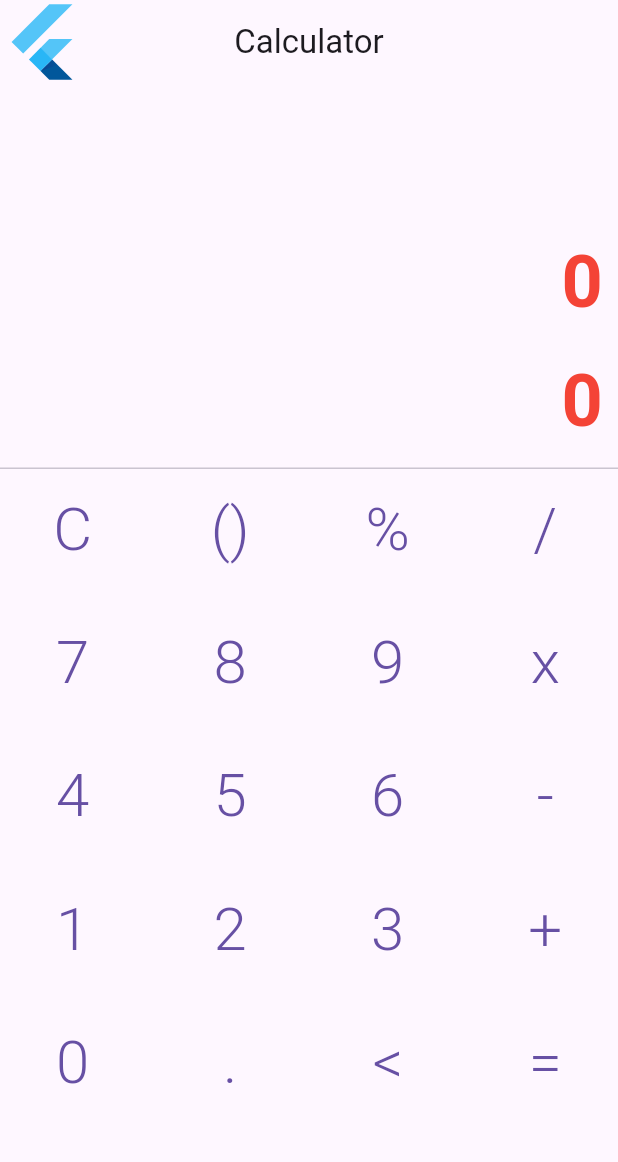
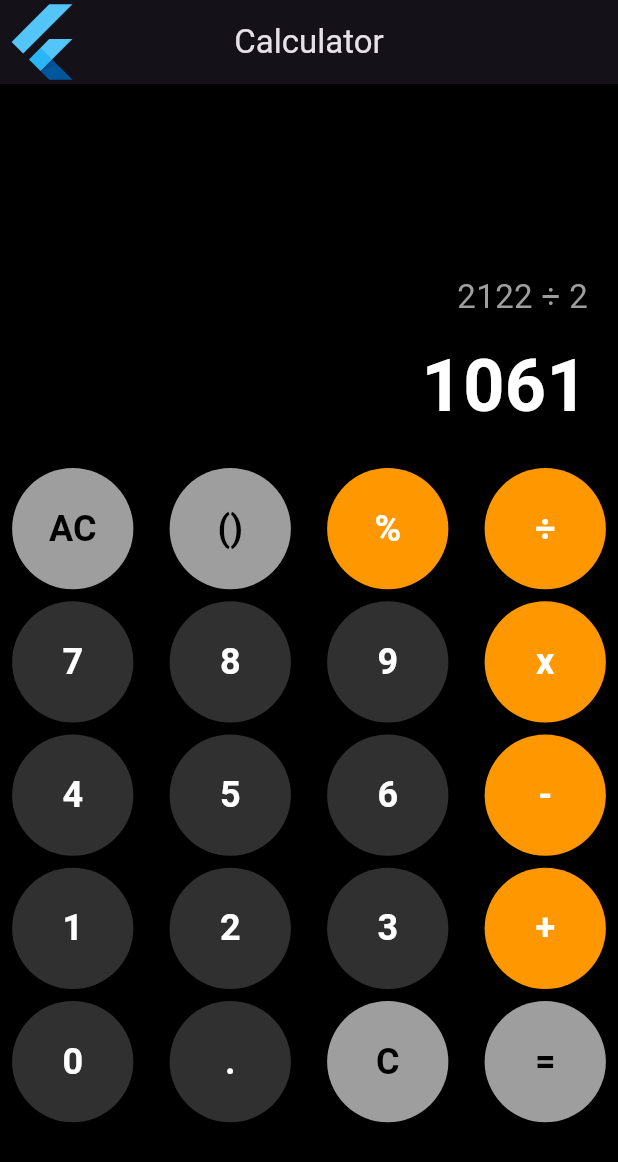
Before and after one commit to SaidurRahman1004/FlutterProjects, a Flutter app: the screen it shows after launch, on a phone screen of 412 x 824 dp. Shown: the top 1162 px of the screen. Run offline on Flutter 3.47's test engine with Material 3 defaults, Android fonts, the phone set to English and light mode, and no system bars; our stand-ins replace font_awesome_flutter, google_fonts; key blocks and very long unbroken strings in the code were emptied for the run.

```diff
--- /dev/null
+++ b/lib/Calculator App/buttonFunctions.dart
@@ -0,0 +1,41 @@
+import 'package:flutter/cupertino.dart';
+import 'package:flutter/material.dart';
+
+class CalcButton {
+  final String label;
+  final String type; // number, operator, action
+  CalcButton(this.label, this.type);
+}
+
+// Best Organized Button List
+final List<CalcButton> calculatorButtons = [
+  // Row 1
+  CalcButton("AC", "action"),
+  CalcButton("()", "action"),
+  CalcButton("%", "operator"),
+  CalcButton("÷", "operator"),
+
+  // Row 2
+  CalcButton("7", "number"),
+  CalcButton("8", "number"),
+  CalcButton("9", "number"),
+  CalcButton("x", "operator"),
+
+  // Row 3
+  CalcButton("4", "number"),
+  CalcButton("5", "number"),
+  CalcButton("6", "number"),
+  CalcButton("-", "operator"),
+
+  // Row 4
+  CalcButton("1", "number"),
+  CalcButton("2", "number"),
+  CalcButton("3", "number"),
+  CalcButton("+", "operator"),
+
+  // Row 5
+  CalcButton("0", "number"),
+  CalcButton(".", "number"),
+  CalcButton("C", "action"), // backspace
+  CalcButton("=", "action"),
+];
--- a/lib/Calculator App/calculator.dart
+++ b/lib/Calculator App/calculator.dart
@@ -1,6 +1,6 @@
 import 'package:flutter/cupertino.dart';
 import 'package:flutter/material.dart';
-
+import 'buttonFunctions.dart';
 class calculator extends StatefulWidget {
   const calculator({super.key});
 
@@ -10,23 +10,16 @@ class calculator extends StatefulWidget {
 
 class _calculatorState extends State<calculator> {
 
-  final List<String> calculatorButtons = [
-    'C', '()', '%', '/',
-    '7', '8', '9', 'x',
-    '4', '5', '6', '-',
-    '1', '2', '3', '+',
-    '0', '.', '<', '=',
-  ];
 
-  String _output = "0"; // ডিসপ্লেতে দেখানোর জন্য
-  String _equation = "0"; // ইনপুটের জন্য
+  String _output = "1061"; // ডিসপ্লেতে দেখানোর জন্য
+  String _equation = "2122 ÷ 2"; // ইনপুটের জন্য
 
   @override
   Widget build(BuildContext context) {
     return MaterialApp(
       debugShowCheckedModeBanner: false,
-      theme: ThemeData(
-        primarySwatch: Colors.blueGrey, // একটি থিম কালার সেট করতে পারেন
+      theme: ThemeData.dark().copyWith(
+        scaffoldBackgroundColor: Colors.black,
       ),
       title: "Calculator",
       home: Scaffold(
@@ -48,29 +41,32 @@ class _calculatorState extends State<calculator> {
                 ),
                 width: double.infinity,
                 child: Padding(
-                    padding: EdgeInsets.all(10),
+                  padding: EdgeInsets.all(20),
                   child: Column(
                     mainAxisAlignment: MainAxisAlignment.end,
                     crossAxisAlignment: CrossAxisAlignment.end,
                     children: [
-                        Text(_output,                style: const TextStyle(
-                          fontSize: 48.0,
+                      Text(
+                        _equation,
+                        style: const TextStyle(
+                          fontSize: 22,
+                          color: Colors.grey,
+                        ),
+                      ),
+                      const SizedBox(height: 10),
+                      Text(
+                        _output,
+                        style: const TextStyle(
+                          fontSize: 48,
                           fontWeight: FontWeight.bold,
-                          color: Colors.red,
-                        ),),
-                        SizedBox(height: 10,),
-                        Text(_equation,                style: const TextStyle(
-                          fontSize: 48.0,
-                          fontWeight: FontWeight.bold,
-                          color: Colors.red,
-                        ),),
+                          color: Colors.white,
+                        ),
+                      ),
                     ],
                   ),
                 ),
-
               ),
             ),
-            const Divider(height: 1),
             Expanded(
               flex: 4,
               child: GridView.builder(
@@ -82,25 +78,43 @@ class _calculatorState extends State<calculator> {
                   crossAxisSpacing: 8,
                   mainAxisSpacing: 8,
                 ),
-                  itemBuilder: (context,index){
+                itemBuilder: (context, index) {
+                  final btn = calculatorButtons[index];
+                  Color bgColor;
+                  Color txtColor = Colors.white;
+                  if(btn.type == "number"){
+                    bgColor = Colors.grey[850]!;
+                  }else if(btn.type == "operator"){
+                    bgColor = Colors.orange;
+                  }else{
+                    bgColor = Colors.grey;
+                    txtColor = Colors.black;
+                  }
 
                   return TextButton(
-                        onPressed: (){},
-                        child: Text(calculatorButtons[index],              style: TextStyle(
-                          fontSize: 40,
-                          fontWeight: FontWeight.w300,
+                    style: TextButton.styleFrom(
+                      shape: CircleBorder(),
+                      backgroundColor: bgColor,
+                      padding: EdgeInsets.all(20),
+                      elevation: 4,
+                    ),
+                    onPressed: () {},
+                    child: Text(
+                      calculatorButtons[index].label,
+                      style: TextStyle(
+                        fontSize: 24,
+                        fontWeight: FontWeight.bold,
+                        color: txtColor,
                       ),
                       maxLines: 1,
-                          overflow: TextOverflow.ellipsis,),
+                      overflow: TextOverflow.ellipsis,
+                    ),
                   );
-
-
                 },
               ),
-            )
+            ),
           ],
         ),
-
       ),
     );
   }
```
Lines whose indentation alone changed are shown as unchanged.
